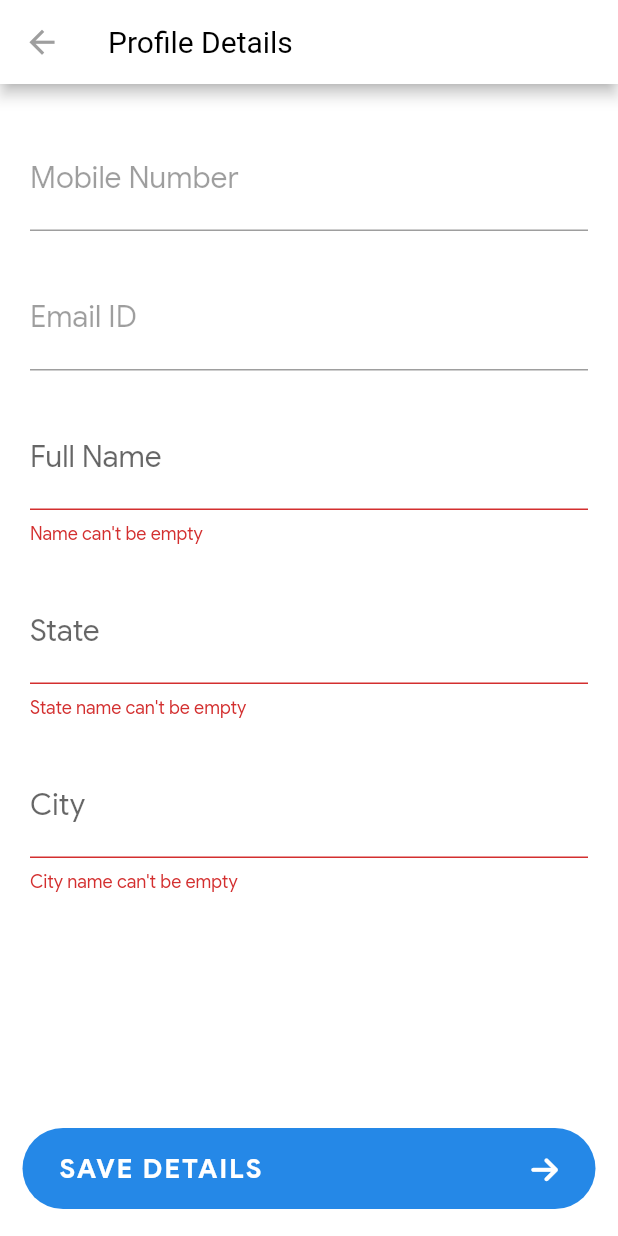
After one commit to SixteenBrains/Prmt-Promoter, a Flutter app: the EditProfile screen opened by its route, after a tap on "SAVE DETAILS", on a phone screen of 412 x 824 dp. The commit adds this screen. Run offline on Flutter 3.47's test engine with Material 2 defaults, Android fonts, the phone set to English and light mode, and no system bars; our stand-ins replace bloc, cached_network_image, chewie, cloud_firestore, equatable, firebase_auth and 14 more; missing offline and left inert: enum_to_string, social_share, video_thumbnail; accounts and stored records are empty; network calls fail; statements that could not run were skipped.

Commit message:
Added Profile And Edit Profile

```diff
--- a/lib/config/custom_router.dart
+++ b/lib/config/custom_router.dart
@@ -1,4 +1,5 @@
 import 'package:flutter/material.dart';
+import 'package:prmt_promoter/screens/profile/edit_profile.dart';
 import '/screens/profile/profile_screen.dart';
 import '/screens/live-ads/screens/share_ad.dart';
 import '/screens/registration/screens/registrations_screen.dart';
@@ -52,6 +53,9 @@ class CustomRouter {
 
       case ProfileScreen.routeName:
         return ProfileScreen.route();
+
+      case EditProfile.routeName:
+        return EditProfile.route();
 
       // case CreateAdScreen.routeName:
       //   return CreateAdScreen.route();
--- a/lib/models/promoter.dart
+++ b/lib/models/promoter.dart
@@ -13,6 +13,7 @@ class Promoter extends Equatable {
   final List<String?> ageRange;
   final List<String?> incomeRange;
   final List<String?> interest;
+  final String? city;
 
   const Promoter({
     this.email,
@@ -26,6 +27,7 @@ class Promoter extends Equatable {
     this.ageRange = const [],
     this.incomeRange = const [],
     this.interest = const [],
+    this.city,
   });
 
   Promoter copyWith({
@@ -40,6 +42,7 @@ class Promoter extends Equatable {
     List<String?>? ageRange,
     List<String?>? incomeRange,
     List<String?>? interest,
+    String? city,
   }) {
     return Promoter(
       email: email ?? this.email,
@@ -53,6 +56,7 @@ class Promoter extends Equatable {
       ageRange: ageRange ?? this.ageRange,
       incomeRange: incomeRange ?? this.incomeRange,
       interest: interest ?? this.interest,
+      city: city ?? this.city,
     );
   }
 
@@ -69,6 +73,7 @@ class Promoter extends Equatable {
       'ageRange': ageRange,
       'incomeRange': incomeRange,
       'interest': interest,
+      'city': city,
     };
   }
 
@@ -114,12 +119,13 @@ class Promoter extends Equatable {
       incomeRange:
           data?['incomeRange'] != null ? List.from(data?['incomeRange']) : [],
       interest: data?['interest'] != null ? List.from(data?['interest']) : [],
+      city: data?['city'],
     );
   }
 
   @override
   String toString() {
-    return 'Promoter(email: $email, profileImg: $profileImg, name: $name, phoneNumber: $phoneNumber, promoterId: $promoterId, createdAt: $createdAt, state: $state, cities: $cities, ageRange: $ageRange, incomeRange: $incomeRange, interest: $interest)';
+    return 'Promoter(email: $email, profileImg: $profileImg, name: $name, phoneNumber: $phoneNumber, promoterId: $promoterId, createdAt: $createdAt, state: $state, cities: $cities, ageRange: $ageRange, incomeRange: $incomeRange, interest: $interest, city: $city)';
   }
 
   @override
@@ -136,6 +142,7 @@ class Promoter extends Equatable {
       ageRange,
       incomeRange,
       interest,
+      city
     ];
   }
 }
--- a/lib/repositories/ads/ads_repository.dart
+++ b/lib/repositories/ads/ads_repository.dart
@@ -1,6 +1,5 @@
 import 'package:cloud_firestore/cloud_firestore.dart';
-import 'package:prmt_promoter/models/promoted_ad.dart';
-import 'package:prmt_promoter/models/promoter.dart';
+import '/models/promoted_ad.dart';
 import '/config/paths.dart';
 import '/models/ad.dart';
 import '/models/failure.dart';
--- a/lib/screens/live-ads/live_ads_screen.dart
+++ b/lib/screens/live-ads/live_ads_screen.dart
@@ -10,7 +10,6 @@ import 'widgets/label_icon.dart';
 import 'widgets/share_intent.dart';
 import 'widgets/show_ad_media.dart';
 
-// TODO: Work on live ads screen
 class LiveAdsScreen extends StatelessWidget {
   static const String routeName = '/liveAds';
   const LiveAdsScreen({Key? key}) : super(key: key);
--- a/lib/screens/profile/cubit/profile_cubit.dart
+++ b/lib/screens/profile/cubit/profile_cubit.dart
@@ -2,6 +2,7 @@ import 'dart:io';
 
 import 'package:bloc/bloc.dart';
 import 'package:equatable/equatable.dart';
+import 'package:prmt_promoter/utils/utils.dart';
 import '/models/failure.dart';
 import '/models/promoter.dart';
 import '/blocs/auth/auth_bloc.dart';
@@ -23,38 +24,38 @@ class ProfileCubit extends Cubit<ProfileState> {
     try {
       emit(state.copyWith(status: ProfileStatus.loading));
 
-      // final user = await _profileRepository.getCurrentUserProfile(
-      //     userId: _authBloc.state.promoter?.promoterId);
+      final user = await _profileRepository.getPromoterProfile(
+          promoterId: _authBloc.state.promoter?.promoterId);
 
-      // emit(state.copyWith(status: ProfileStatus.succuss, promoter: user));
+      emit(state.copyWith(status: ProfileStatus.succuss, promoter: user));
     } on Failure catch (failure) {
       emit(state.copyWith(failure: failure, status: ProfileStatus.error));
     }
   }
 
-  // void imagePicked(File image) async {
-  //   try {
-  //     emit(state.copyWith(imageFile: image));
+  void imagePicked(File image) async {
+    try {
+      emit(state.copyWith(imageFile: image));
 
-  //     final user = state.user;
-  //     if (user?.uid != null) {
-  //       final imgUrl = await MediaUtil.uploadAdMedia(
-  //           childName: 'profileImgs',
-  //           file: image,
-  //           uid: _authBloc.state.user!.uid!);
+      final user = state.promoter;
+      if (user != null && user.promoterId != null) {
+        final imgUrl = await MediaUtil.uploadAdMedia(
+            childName: 'profileImgs',
+            file: image,
+            uid: _authBloc.state.promoter!.promoterId!);
 
-  //       await _profileRepository.editProfileImage(
-  //           user: user?.copyWith(profileImg: imgUrl));
+        await _profileRepository.editProfileImage(
+            user: user.copyWith(profileImg: imgUrl));
 
-  //       emit(state.copyWith(
-  //           status: ProfileStatus.imgUploaded,
-  //           user: user?.copyWith(profileImg: imgUrl)));
-  //       _authBloc.add(UserProfileImageChanged(imgUrl: imgUrl));
-  //     }
-  //   } catch (error) {
-  //     print('Error in img uploading');
-  //   }
-  // }
+        emit(state.copyWith(
+            status: ProfileStatus.imgUploaded,
+            promoter: user.copyWith(profileImg: imgUrl)));
+        _authBloc.add(UserProfileImageChanged(imgUrl: imgUrl));
+      }
+    } catch (error) {
+      print('Error in img uploading');
+    }
+  }
 
   void nameChanged(String value) {
     emit(state.copyWith(name: value));
@@ -71,14 +72,14 @@ class ProfileCubit extends Cubit<ProfileState> {
   void editProfile() async {
     try {
       emit(state.copyWith(status: ProfileStatus.loading));
-      // final user = state.user;
-      // await _profileRepository.editProfile(
-      //   user: user?.copyWith(
-      //     name: state.name,
-      //     state: state.stateName,
-      //     city: state.cityName,
-      //   ),
-      // );
+      final user = state.promoter;
+      await _profileRepository.editProfile(
+        promoter: user?.copyWith(
+          name: state.name,
+          state: state.stateName,
+          city: state.cityName,
+        ),
+      );
       emit(state.copyWith(status: ProfileStatus.succuss));
     } on Failure catch (failure) {
       emit(state.copyWith(failure: failure, status: ProfileStatus.error));
--- /dev/null
+++ b/lib/screens/profile/edit_profile.dart
@@ -0,0 +1,166 @@
+import 'package:flutter/material.dart';
+
+import 'package:flutter_bloc/flutter_bloc.dart';
+import '/repositories/profile/profile_repository.dart';
+import '/blocs/auth/auth_bloc.dart';
+
+import '/screens/profile/cubit/profile_cubit.dart';
+import '/widgets/custom_textfield.dart';
+import '/widgets/loading_indicator.dart';
+import '/widgets/bottom_nav_button.dart';
+
+class EditProfile extends StatelessWidget {
+  static const String routeName = '/editProfile';
+  EditProfile({Key? key}) : super(key: key);
+
+  static Route route() {
+    return MaterialPageRoute(
+      settings: const RouteSettings(name: routeName),
+      builder: (_) => BlocProvider<ProfileCubit>(
+        create: (context) => ProfileCubit(
+          authBloc: context.read<AuthBloc>(),
+          profileRepository: context.read<ProfileRepository>(),
+        )..loadProfile(),
+        child: EditProfile(),
+      ),
+    );
+  }
+
+  final _formKey = GlobalKey<FormState>();
+
+  void _submit(BuildContext context) {
+    if (_formKey.currentState!.validate()) {
+      context.read<ProfileCubit>().editProfile();
+      Navigator.of(context).pop();
+    }
+  }
+
+  @override
+  Widget build(BuildContext context) {
+    return Scaffold(
+      appBar: AppBar(
+        backgroundColor: Colors.white,
+        titleTextStyle: const TextStyle(
+          color: Colors.black,
+          fontSize: 20.0,
+        ),
+        iconTheme: const IconThemeData(
+          color: Colors.grey,
+          size: 25.0,
+        ),
+        title: const Text('Profile Details'),
+      ),
+      body: BlocConsumer<ProfileCubit, ProfileState>(
+        listener: (context, state) {},
+        builder: (context, state) {
+          if (state.status == ProfileStatus.loading) {
+            return const LoadingIndicator();
+          }
+          final _user = state.promoter;
+          return Stack(
+            fit: StackFit.expand,
+            children: [
+              Padding(
+                padding: const EdgeInsets.symmetric(
+                  horizontal: 20.0,
+                  vertical: 20.0,
+                ),
+                child: SingleChildScrollView(
+                  child: Form(
+                    key: _formKey,
+                    child: Column(
+                      children: [
+                        const SizedBox(height: 10.0),
+                        CustomTextField(
+                          initialValue: _user?.phoneNumber,
+                          enabled: false,
+                          labelText: 'Mobile Number',
+                          hintText: 'Enter your mobile number',
+                          onchanged: (value) {},
+                          validator: (value) {
+                            return null;
+                          },
+                          inputType: TextInputType.number,
+                        ),
+                        const SizedBox(height: 25.0),
+                        CustomTextField(
+                          initialValue: _user?.email,
+                          enabled: false,
+                          labelText: 'Email ID',
+                          hintText: 'Enter your email id',
+                          onchanged: (value) {},
+                          validator: (value) {
+                            return null;
+                          },
+                          inputType: TextInputType.emailAddress,
+                        ),
+                        const SizedBox(height: 25.0),
+                        CustomTextField(
+                          initialValue: state.promoter?.name,
+                          labelText: 'Full Name',
+                          hintText: 'Enter full name',
+                          onchanged: (value) =>
+                              context.read<ProfileCubit>().nameChanged(value),
+                          validator: (value) {
+                            if (value!.isEmpty) {
+                              return 'Name can\'t be empty';
+                            }
+                            return null;
+                          },
+                          inputType: TextInputType.name,
+                        ),
+                        const SizedBox(height: 25.0),
+                        CustomTextField(
+                          initialValue: state.promoter?.state,
+                          labelText: 'State',
+                          hintText: 'Enter your state',
+                          onchanged: (value) => context
+                              .read<ProfileCubit>()
+                              .stateNameChaned(value),
+                          validator: (value) {
+                            if (value!.isEmpty) {
+                              return 'State name can\'t be empty';
+                            }
+                            return null;
+                          },
+                          inputType: TextInputType.name,
+                        ),
+                        const SizedBox(height: 25.0),
+                        CustomTextField(
+                          initialValue: state.promoter?.city,
+                          labelText: 'City',
+                          hintText: 'Enter your city name',
+                          onchanged: (value) => context
+                              .read<ProfileCubit>()
+                              .cityNameChanged(value),
+                          validator: (value) {
+                            if (value!.isEmpty) {
+                              return 'City name can\'t be empty';
+                            }
+                            return null;
+                          },
+                          inputType: TextInputType.name,
+                        ),
+                        const SizedBox(height: 120.0)
+                      ],
+                    ),
+                  ),
+                ),
+              ),
+              Positioned(
+                bottom: 18.0,
+                right: 15.0,
+                left: 15.0,
+                child: BottomNavButton(
+                  label: 'SAVE DETAILS',
+                  isEnabled: true,
+                  onTap: () => _submit(context),
+                ),
+              ),
+            ],
+          );
+        },
+      ),
+    );
+  }
+}
--- a/res.txt
+++ b/res.txt
@@ -1,6 +1,11 @@
 
 Business - https://xd.adobe.com/view/4e4866b6-cc1b-44cb-aa8d-6498dcc1e92f-1b1b/screen/a7ab34b7-3f79-4a6a-9f82-ec9699e801b3/specs/
 Promoter - https://xd.adobe.com/view/5718e1bc-e383-4758-b809-4df050133bca-024b/screen/c5dea4a9-4db0-4e8c-a7f3-c428c4a21d1d
+
+Razorpay
+transfer to bank - https://razorpay.com/docs/api/payments/route/
+
+https://razorpay.com/docs/payments/route/
 
 
 https://pub.dev/packages/dart_code_metrics
--- a/todo.txt
+++ b/todo.txt
@@ -1,4 +1,8 @@
-1. Calcualte number of click of link
+Todo
+1.Profile
+2.My earning
+
+1. Calcualte number of click of link  - done
 2. Calcualte number of conversion of link ( target link of the ad )
 
 
```
Also changed, not shown: lib/screens/dashboard/bloc/dashboard_bloc.dart (+16 -4 lines), lib/screens/dashboard/bloc/dashboard_state.dart (+21 -6 lines), lib/screens/dashboard/dashboard.dart (+12 -7 lines), lib/screens/live-ads/cubit/ads_cubit.dart (+4 -6 lines), lib/screens/my-earning/my_earnings.dart (added, +45 -0 lines), lib/screens/profile/profile_screen.dart (+40 -121 lines), 2 other files.
